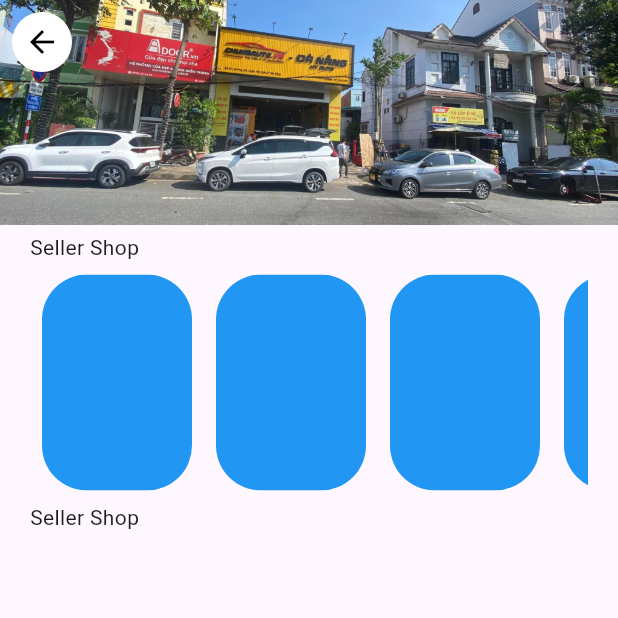
After one commit to huynhngochiu0201/-Flutter_car_rescue, a Flutter app: the ShopPage screen opened directly, on a phone screen of 412 x 824 dp, the top half of it. The commit adds this screen. Run offline on Flutter 3.47's test engine with Material 3 defaults, Android fonts, the phone set to English and light mode, and no system bars; our stand-ins replace cloud_firestore, firebase_auth, firebase_core, flutter_zoom_drawer, shared_preferences; accounts and stored records are empty.

Commit message:
done 40% ShopPage

```diff
--- a/lib/main.dart
+++ b/lib/main.dart
@@ -8,6 +8,10 @@ void main() async {
   WidgetsFlutterBinding.ensureInitialized();
   await Firebase.initializeApp();
 
+  SystemChrome.setPreferredOrientations([
+    DeviceOrientation.portraitUp,
+    DeviceOrientation.portraitDown,
+  ]);
   SystemChrome.setPreferredOrientations([
     DeviceOrientation.portraitUp,
     DeviceOrientation.portraitDown,
@@ -28,7 +32,6 @@ class MyApp extends StatelessWidget {
   Widget build(BuildContext context) {
     return const MaterialApp(
       debugShowCheckedModeBanner: false,
-      title: 'Flutter Demo',
       home: SplashPage(),
     );
   }
--- a/lib/pages/home/drawer_page.dart
+++ b/lib/pages/home/drawer_page.dart
@@ -1,6 +1,7 @@
 import 'package:flutter/material.dart';
 import 'package:flutter_car_rescue/gen/assets.gen.dart';
 import 'package:flutter_car_rescue/pages/auth/login_page.dart';
+import 'package:flutter_car_rescue/pages/seller/shop_page.dart';
 import 'package:flutter_car_rescue/resources/app_color.dart';
 import 'package:flutter_car_rescue/services/remote/body/auth_services.dart';
 import 'package:cloud_firestore/cloud_firestore.dart';
@@ -103,6 +104,10 @@ class _DrawerPageState extends State<DrawerPage> {
           ),
           const SizedBox(height: 18.0),
           GestureDetector(
+            onTap: () {
+              Navigator.push(context,
+                  MaterialPageRoute(builder: (context) => const ShopPage()));
+            },
             behavior: HitTestBehavior.translucent,
             child: const Row(
               children: [
--- /dev/null
+++ b/lib/pages/seller/shop_page.dart
@@ -0,0 +1,89 @@
+import 'package:flutter/material.dart';
+import 'package:flutter_car_rescue/gen/assets.gen.dart';
+import 'package:flutter_car_rescue/pages/main_page.dart';
+import 'package:flutter_car_rescue/resources/app_color.dart';
+
+class ShopPage extends StatefulWidget {
+  const ShopPage({
+    super.key,
+  });
+
+  @override
+  State<ShopPage> createState() => _ShopPageState();
+}
+
+class _ShopPageState extends State<ShopPage> {
+  @override
+  Widget build(BuildContext context) {
+    return Scaffold(
+        body: CustomScrollView(
+      slivers: [
+        SliverAppBar(
+          //backgroundColor: Theme.of(context).scaffoldBackgroundColor,
+          elevation: 0,
+          primary: true,
+          centerTitle: false,
+          expandedHeight: 150,
+          flexibleSpace: FlexibleSpaceBar(
+            background: Image.asset(
+              Assets.images.chungaotu.path,
+              fit: BoxFit.cover,
+            ),
+          ),
+          leading: Padding(
+            padding: const EdgeInsets.symmetric(horizontal: 8.0),
+            child: CircleAvatar(
+              backgroundColor: Colors.white,
+              child: IconButton(
+                icon: const Icon(Icons.arrow_back, color: Colors.black),
+                onPressed: () {
+                  Navigator.of(context).pushReplacement(
+                    MaterialPageRoute(
+                        builder: (context) => const MainPage(title: '')),
+                  );
+                },
+              ),
+            ),
+          ),
+        ),
+        const SliverToBoxAdapter(
+          child: SizedBox(height: 5),
+        ),
+        SliverToBoxAdapter(
+          child: Padding(
+            padding: const EdgeInsets.symmetric(horizontal: 20.0),
+            child: Column(
+              children: [
+                const Align(
+                    alignment: Alignment.centerLeft,
+                    child: Text('Seller Shop')),
+                SizedBox(
+                  height: 160,
+                  child: ListView.builder(
+                    itemCount: 4,
+                    scrollDirection: Axis.horizontal,
+                    itemBuilder: (context, index) {
+                      return Padding(
+                        padding: const EdgeInsets.all(8.0),
+                        child: ClipRRect(
+                          borderRadius: BorderRadius.circular(30.0),
+                          child: Container(
+                            alignment: Alignment.center,
+                            color: Colors.blue,
+                            width: 100,
+                          ),
+                        ),
+                      );
+                    },
+                  ),
+                ),
+                const Align(
+                    alignment: Alignment.centerLeft, child: Text('Seller Shop'))
+              ],
+            ),
+          ),
+        ),
+      ],
+    ));
+  }
+}
--- a/pubspec.yaml
+++ b/pubspec.yaml
@@ -36,6 +36,7 @@ dependencies:
   flutter:
     sdk: flutter
   flutter_gen_runner: ^5.6.0
+  flutter_svg: ^2.0.10+1
   flutter_zoom_drawer: ^3.2.0
   shared_preferences: ^2.3.1
   shimmer: ^3.0.0
@@ -58,6 +59,7 @@ flutter:
   # To add assets to your application, add an assets section, like this:
   assets:
     - assets/images/
+    - assets/icons/
   # assets:
   #   - images/a_dot_burr.jpeg
   #   - images/a_dot_ham.jpeg
```
Also changed, not shown: lib/pages/seller/product_page.dart (added, +30 -0 lines), assets/icons/ic_back.svg (added), pubspec.lock.
